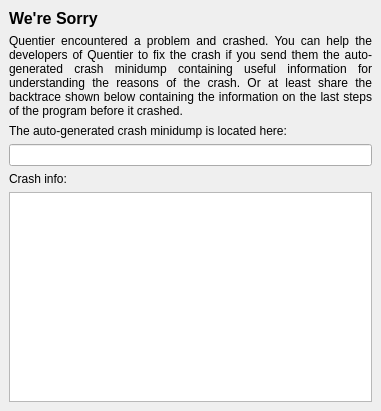
Old version of the form bin/crash_handler/src/MainWindow.ui in the repository d1vanov/quentier.
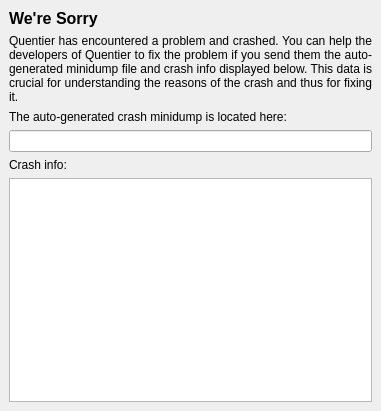
New version of the form.

Commit message: Issue #346: improve wording in crash handler dialog on which data is needed for investigation

```diff
--- a/bin/crash_handler/src/MainWindow.ui
+++ b/bin/crash_handler/src/MainWindow.ui
@@ -32,7 +32,7 @@
     <item>
      <widget class="QLabel" name="problemLabel">
       <property name="text">
-       <string>&lt;html&gt;&lt;head/&gt;&lt;body&gt;&lt;p&gt;Quentier encountered a problem and crashed. You can help the developers of Quentier to fix the crash if you send them the auto-generated crash minidump containing useful information for understanding the reasons of the crash. Or at least share the backtrace shown below containing the information on the last steps of the program before it crashed.&lt;/p&gt;&lt;/body&gt;&lt;/html&gt;</string>
+       <string>&lt;html&gt;&lt;head/&gt;&lt;body&gt;&lt;p&gt;Quentier has encountered a problem and crashed. You can help the developers of Quentier to fix the problem if you send them the auto-generated minidump file and crash info displayed below. This data is crucial for understanding the reasons of the crash and thus for fixing it.&lt;/p&gt;&lt;/body&gt;&lt;/html&gt;</string>
       </property>
       <property name="alignment">
        <set>Qt::AlignJustify|Qt::AlignVCenter</set>
```
